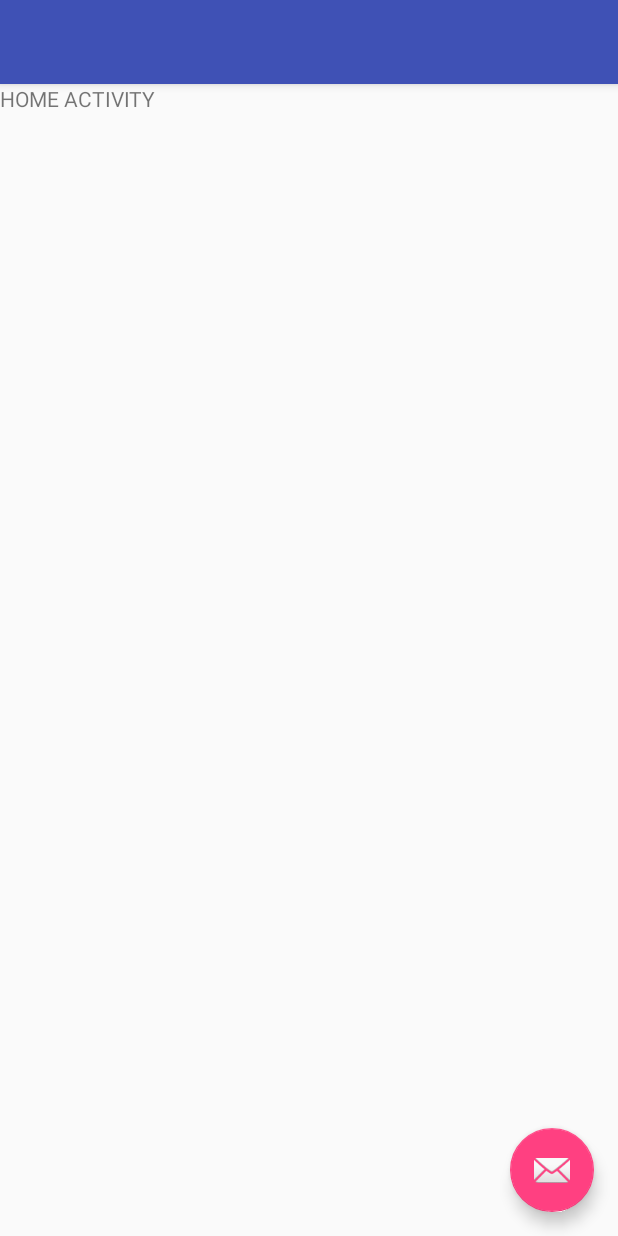
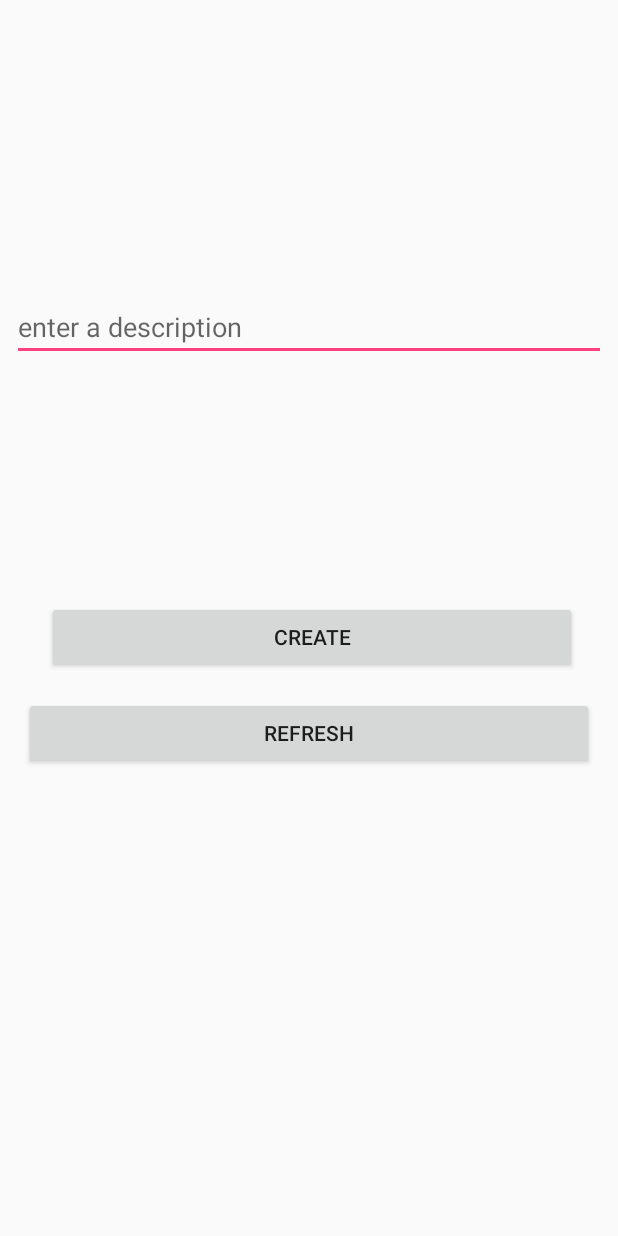
Before and after one commit to ruygonzalez/Parstagram, an Android app: the layout activity_home.xml on its own in the app's theme, with its tools: preview values and no code run, on a phone screen of 412 x 824 dp. Run offline under Robolectric (Android 15) with nearby library versions, the phone set to English and light mode, and no system bars.

```diff
--- a/app/src/main/AndroidManifest.xml
+++ b/app/src/main/AndroidManifest.xml
@@ -3,6 +3,7 @@
     package="me.ruygonzalez.parstagram">
 
     <uses-permission android:name="android.permission.INTERNET" />
+    <uses-permission android:name="android.permission.READ_EXTERNAL_STORAGE" />
 
     <application
         android:name=".ParseApp"
--- a/app/src/main/res/layout/activity_home.xml
+++ b/app/src/main/res/layout/activity_home.xml
@@ -1,33 +1,55 @@
 <?xml version="1.0" encoding="utf-8"?>
-<android.support.design.widget.CoordinatorLayout xmlns:android="http://schemas.android.com/apk/res/android"
+<android.support.constraint.ConstraintLayout xmlns:android="http://schemas.android.com/apk/res/android"
     xmlns:app="http://schemas.android.com/apk/res-auto"
     xmlns:tools="http://schemas.android.com/tools"
     android:layout_width="match_parent"
     android:layout_height="match_parent"
     tools:context=".HomeActivity">
 
-    <android.support.design.widget.AppBarLayout
-        android:layout_width="match_parent"
+    <EditText
+        android:id="@+id/description_et"
+        android:layout_width="0dp"
         android:layout_height="wrap_content"
-        android:theme="@style/AppTheme.AppBarOverlay">
+        android:layout_marginBottom="8dp"
+        android:layout_marginEnd="8dp"
+        android:layout_marginStart="8dp"
+        android:layout_marginTop="195dp"
+        android:ems="10"
+        android:hint="enter a description"
+        android:inputType="text"
+        app:layout_constraintBottom_toTopOf="@+id/create_btn"
+        app:layout_constraintEnd_toEndOf="parent"
+        app:layout_constraintStart_toStartOf="parent"
+        app:layout_constraintTop_toTopOf="parent"
+        app:layout_constraintVertical_bias="0.49" />
 
-        <android.support.v7.widget.Toolbar
-            android:id="@+id/toolbar"
-            android:layout_width="match_parent"
-            android:layout_height="?attr/actionBarSize"
-            android:background="?attr/colorPrimary"
-            app:popupTheme="@style/AppTheme.PopupOverlay" />
+    <Button
+        android:id="@+id/create_btn"
+        android:layout_width="353dp"
+        android:layout_height="wrap_content"
+        android:layout_marginEnd="8dp"
+        android:layout_marginStart="8dp"
+        android:layout_marginTop="160dp"
+        android:text="CREATE"
+        app:layout_constraintEnd_toEndOf="parent"
+        app:layout_constraintHorizontal_bias="0.545"
+        app:layout_constraintStart_toStartOf="parent"
+        app:layout_constraintTop_toBottomOf="@+id/description_et" />
 
-    </android.support.design.widget.AppBarLayout>
+    <Button
+        android:id="@+id/refresh_btn"
+        android:layout_width="0dp"
+        android:layout_height="wrap_content"
+        android:layout_marginEnd="16dp"
+        android:layout_marginStart="16dp"
+        android:layout_marginTop="16dp"
+        android:text="REFRESH"
+        app:layout_constraintEnd_toEndOf="parent"
+        app:layout_constraintHorizontal_bias="0.0"
+        app:layout_constraintStart_toStartOf="parent"
+        app:layout_constraintTop_toBottomOf="@+id/create_btn" />
 
-    <include layout="@layout/content_home" />
 
-    <android.support.design.widget.FloatingActionButton
-        android:id="@+id/fab"
-        android:layout_width="wrap_content"
-        android:layout_height="wrap_content"
-        android:layout_gravity="bottom|end"
-        android:layout_margin="@dimen/fab_margin"
-        app:srcCompat="@android:drawable/ic_dialog_email" />
 
-</android.support.design.widget.CoordinatorLayout>
+
+</android.support.constraint.ConstraintLayout>
```
Also changed, not shown: app/src/main/java/me/ruygonzalez/parstagram/HomeActivity.java (+73 -1 lines).
